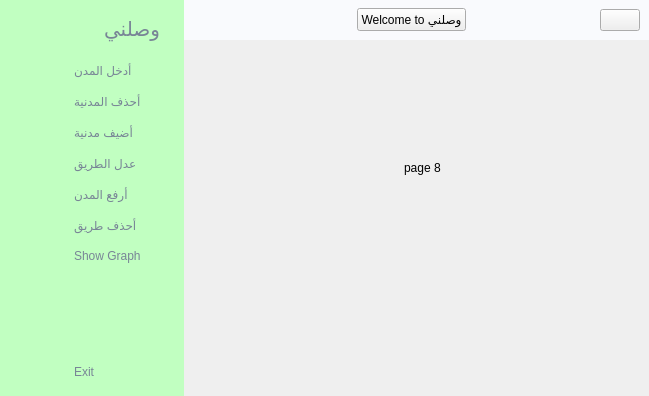
The window that mainwindow.ui (Roqaya-muhmd/Mini_Wasalny) describes before a commit, drawn with Qt 5.
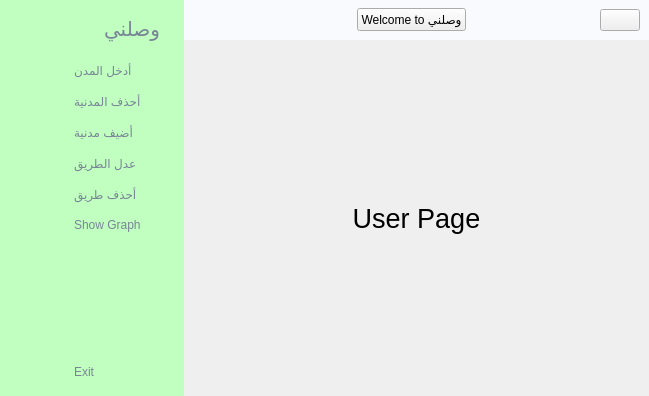
The same window after the commit. The open tabs and pages were chosen to show the change. Icons and pictures are not drawn. Custom widgets are drawn as their Qt base class.

Patch:
```diff
--- a/mainwindow.ui
+++ b/mainwindow.ui
@@ -231,36 +231,6 @@
            </item>
           </layout>
          </widget>
-         <widget class="QWidget" name="page_8">
-          <widget class="QLabel" name="label">
-           <property name="geometry">
-            <rect>
-             <x>220</x>
-             <y>120</y>
-             <width>37</width>
-             <height>16</height>
-            </rect>
-           </property>
-           <property name="text">
-            <string>page 8</string>
-           </property>
-          </widget>
-         </widget>
-         <widget class="QWidget" name="page_9">
-          <widget class="QLabel" name="label_2">
-           <property name="geometry">
-            <rect>
-             <x>300</x>
-             <y>140</y>
-             <width>37</width>
-             <height>12</height>
-            </rect>
-           </property>
-           <property name="text">
-            <string>page 9</string>
-           </property>
-          </widget>
-         </widget>
         </widget>
        </item>
       </layout>
@@ -699,29 +669,6 @@
            </property>
           </widget>
          </item>
-         <item>
-          <widget class="QPushButton" name="upload_btn_2">
-           <property name="text">
-            <string>أرفع المدن</string>
-           </property>
-           <property name="icon">
-            <iconset resource="myres.qrc">
-             <normaloff>:/icons/upload-16.ico</normaloff>:/icons/upload-16.ico</iconset>
-           </property>
-           <property name="iconSize">
-            <size>
-             <width>14</width>
-             <height>14</height>
-            </size>
-           </property>
-           <property name="checkable">
-            <bool>true</bool>
-           </property>
-           <property name="autoExclusive">
-            <bool>true</bool>
-           </property>
-          </widget>
-         </item>
          <item>
           <widget class="QPushButton" name="deleteE_btn1">
            <property name="text">
```
Left out of the diff: 57 changed lines with no effect on the pictures.
